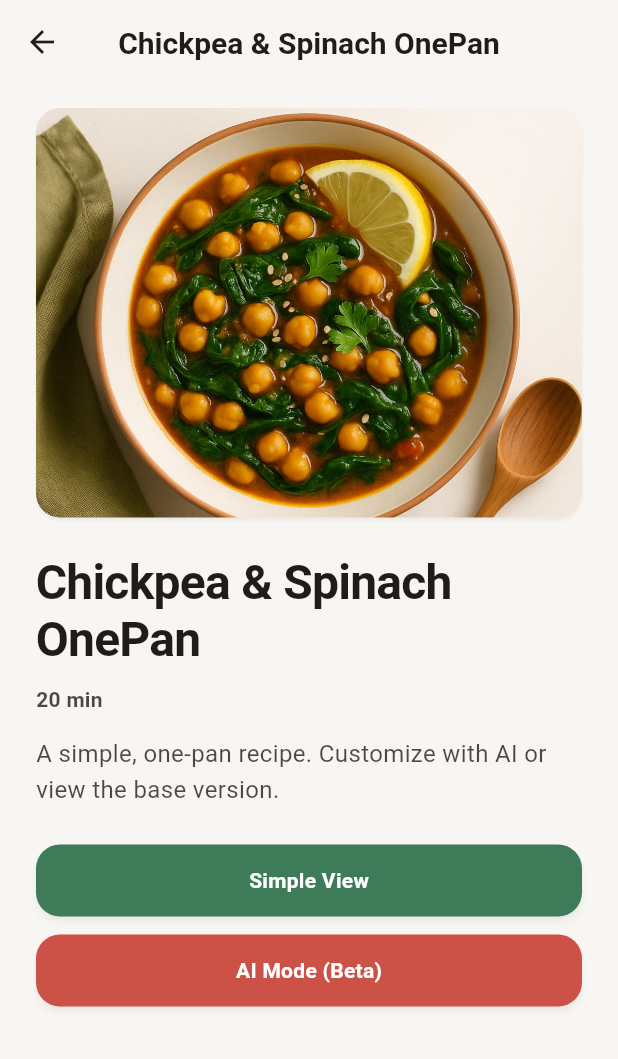
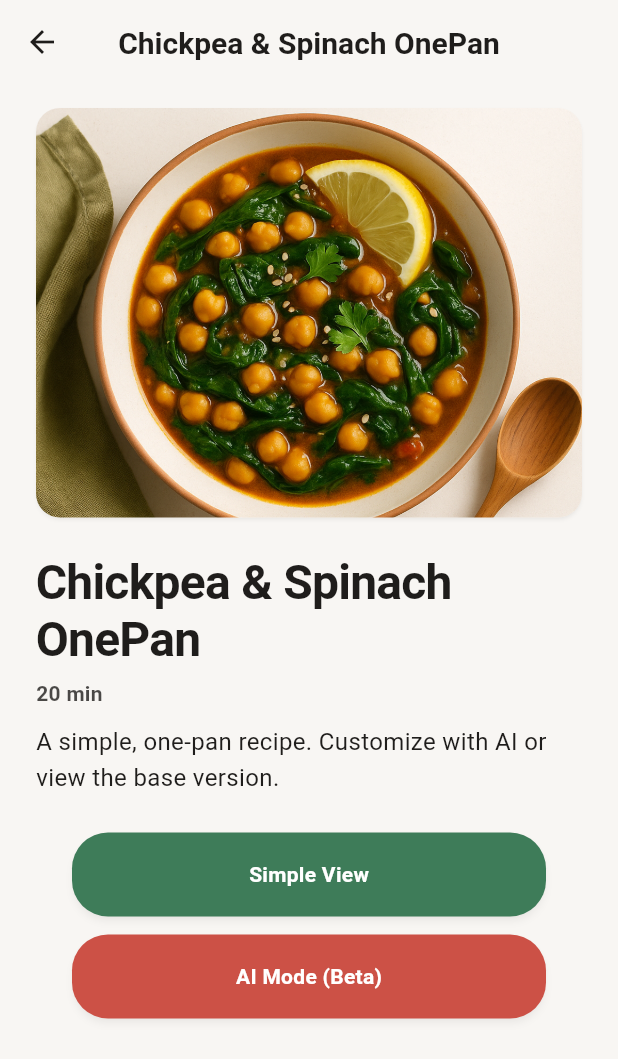
Before and after one commit to leafgreen-3/onepan, a Flutter app: the HomeScreen screen opened by its route, after a tap on "Chickpea & Spinach OnePan", on a phone screen of 412 x 824 dp. Shown: the top 1059 px of the screen. Run offline on Flutter 3.47's test engine with Material 3 defaults, Android fonts, the phone set to English and light mode, and no system bars; our stand-ins replace flutter_riverpod, get_it, go_router, shared_preferences; accounts and stored records are empty.

Commit message:
Some UI changes for mode picker

```diff
--- a/lib/features/recipe/recipe_mode_choice_screen.dart
+++ b/lib/features/recipe/recipe_mode_choice_screen.dart
@@ -1,3 +1,4 @@
+import 'dart:math' as math;
 import 'package:flutter/material.dart';
 import 'package:flutter_riverpod/flutter_riverpod.dart';
 import 'package:go_router/go_router.dart';
@@ -8,13 +9,32 @@ import 'package:onepan/theme/tokens.dart';
 import 'package:onepan/ui/atoms/app_button.dart';
 import 'package:onepan/ui/atoms/empty_state.dart';
 
-class RecipeModeChoiceScreen extends ConsumerWidget {
+class RecipeModeChoiceScreen extends ConsumerStatefulWidget {
   const RecipeModeChoiceScreen({super.key, required this.recipeId});
 
   final String recipeId;
 
   @override
-  Widget build(BuildContext context, WidgetRef ref) {
+  ConsumerState<RecipeModeChoiceScreen> createState() => _RecipeModeChoiceScreenState();
+}
+
+class _RecipeModeChoiceScreenState extends ConsumerState<RecipeModeChoiceScreen> {
+  bool _busy = false;
+
+  Future<void> _navigate(Future<void> Function() action) async {
+    if (_busy) return;
+    setState(() => _busy = true);
+    try {
+      await action();
+    } finally {
+      if (mounted) setState(() => _busy = false);
+    }
+  }
+
+  String get recipeId => widget.recipeId;
+
+  @override
+  Widget build(BuildContext context) {
     final recipeAsync = ref.watch(recipeByIdProvider(recipeId));
     final scheme = Theme.of(context).colorScheme;
 
@@ -81,12 +101,14 @@ class RecipeModeChoiceScreen extends ConsumerWidget {
             centerTitle: true,
           ),
           body: SafeArea(
+            top: true,
+            bottom: false,
             child: ListView(
-              padding: const EdgeInsets.fromLTRB(
+              padding: EdgeInsets.fromLTRB(
                 AppSpacing.xl,
                 AppSpacing.lg,
                 AppSpacing.xl,
-                AppSpacing.xl,
+                math.max(AppSpacing.xl, MediaQuery.viewPaddingOf(context).bottom),
               ),
               children: [
                 // Hero image
@@ -120,7 +142,7 @@ class RecipeModeChoiceScreen extends ConsumerWidget {
                   recipe.title,
                   style: AppTextStyles.display.copyWith(color: scheme.onSurface),
                 ),
-                const SizedBox(height: AppSpacing.md),
+                const SizedBox(height: AppSpacing.sm),
                 // Time row
                 Text(
                   '${recipe.timeTotalMin} min',
@@ -128,30 +150,52 @@ class RecipeModeChoiceScreen extends ConsumerWidget {
                     color: scheme.onSurface.withValues(alpha: AppOpacity.mediumText),
                   ),
                 ),
-                const SizedBox(height: AppSpacing.lg),
+                const SizedBox(height: AppSpacing.md),
                 // Short description (placeholder for now)
                 Text(
                   'A simple, one-pan recipe. Customize with AI or view the base version.',
+                  maxLines: 3,
+                  overflow: TextOverflow.ellipsis,
                   style: AppTextStyles.body.copyWith(
-                    color: scheme.onSurface.withValues(alpha: AppOpacity.mediumText),
+                    color: scheme.onSurfaceVariant,
                   ),
                 ),
                 const SizedBox(height: AppSpacing.xl),
-                AppButton(
+                Padding(
+                  padding: const EdgeInsets.symmetric(horizontal: AppSpacing.xl),
+                  child: AppButton(
                     label: 'Simple View',
-                  onPressed: () => context.pushReplacement('${Routes.recipe}/$recipeId/view?mode=simple'),
+                    onPressed: _busy
+                        ? null
+                        : () => _navigate(() async {
+                              context.pushReplacement(
+                                  '${Routes.recipe}/$recipeId/view?mode=simple');
+                            }),
                     variant: AppButtonVariant.filled,
+                    role: AppButtonRole.primary,
                     size: AppButtonSize.lg,
+                    minHeight: AppSizes.buttonLg,
+                    radius: AppRadii.xl,
                     expand: true,
                   ),
+                ),
                 const SizedBox(height: AppSpacing.md),
-                AppButton(
+                Padding(
+                  padding: const EdgeInsets.symmetric(horizontal: AppSpacing.xl),
+                  child: AppButton(
                     label: 'AI Mode (Beta)',
-                  onPressed: () => context.push('${Routes.customize}/$recipeId'),
+                    onPressed: _busy
+                        ? null
+                        : () => _navigate(() async {
+                              await context.push('${Routes.customize}/$recipeId');
+                            }),
                     variant: AppButtonVariant.filled,
                     role: AppButtonRole.aiAccent,
                     size: AppButtonSize.lg,
+                    minHeight: AppSizes.buttonLg,
+                    radius: AppRadii.xl,
                     expand: true,
+                  ),
                 ),
               ],
             ),
--- a/lib/theme/tokens.dart
+++ b/lib/theme/tokens.dart
@@ -112,6 +112,7 @@ class AppRadii {
   static const double sm = 6.0;
   static const double md = 10.0;
   static const double lg = 16.0;
+  static const double xl = 24.0;
 }
 
 class AppElevation {
@@ -161,6 +162,7 @@ class AppSizes {
   // Minimum interactive target per accessibility guidance.
   static const double minTouchTarget = 48.0;
   static const double icon = 24.0;
+  static const double buttonLg = 56.0;
 }
 
 class AppThickness {
--- a/lib/ui/atoms/app_button.dart
+++ b/lib/ui/atoms/app_button.dart
@@ -16,6 +16,8 @@ class AppButton extends StatelessWidget {
     this.icon,
     this.loading = false,
     this.expand = false,
+    this.minHeight,
+    this.radius,
   });
 
   final String label;
@@ -26,6 +28,8 @@ class AppButton extends StatelessWidget {
   final Widget? icon;
   final bool loading;
   final bool expand;
+  final double? minHeight;
+  final double? radius;
 
   @override
   Widget build(BuildContext context) {
@@ -57,8 +61,8 @@ class AppButton extends StatelessWidget {
           horizontal: AppSpacing.xl, vertical: AppSpacing.md),
     };
 
-    const double minHeight = AppSizes.minTouchTarget;
-    final BorderRadius radius = BorderRadius.circular(AppRadii.lg);
+    final double minH = minHeight ?? AppSizes.minTouchTarget;
+    final BorderRadius r = BorderRadius.circular(radius ?? AppRadii.lg);
 
     final Widget content = AnimatedSwitcher(
       duration: AppDurations.fast,
@@ -88,10 +92,10 @@ class AppButton extends StatelessWidget {
     );
 
     final ButtonStyle baseStyle = ButtonStyle(
-      minimumSize: const WidgetStatePropertyAll(Size(minHeight, minHeight)),
+      minimumSize: WidgetStatePropertyAll(Size(minH, minH)),
       padding: WidgetStatePropertyAll(padding),
       shape: WidgetStatePropertyAll(
-        RoundedRectangleBorder(borderRadius: radius),
+        RoundedRectangleBorder(borderRadius: r),
       ),
       animationDuration: AppDurations.normal,
     );
```
Lines whose indentation alone changed are shown as unchanged.
